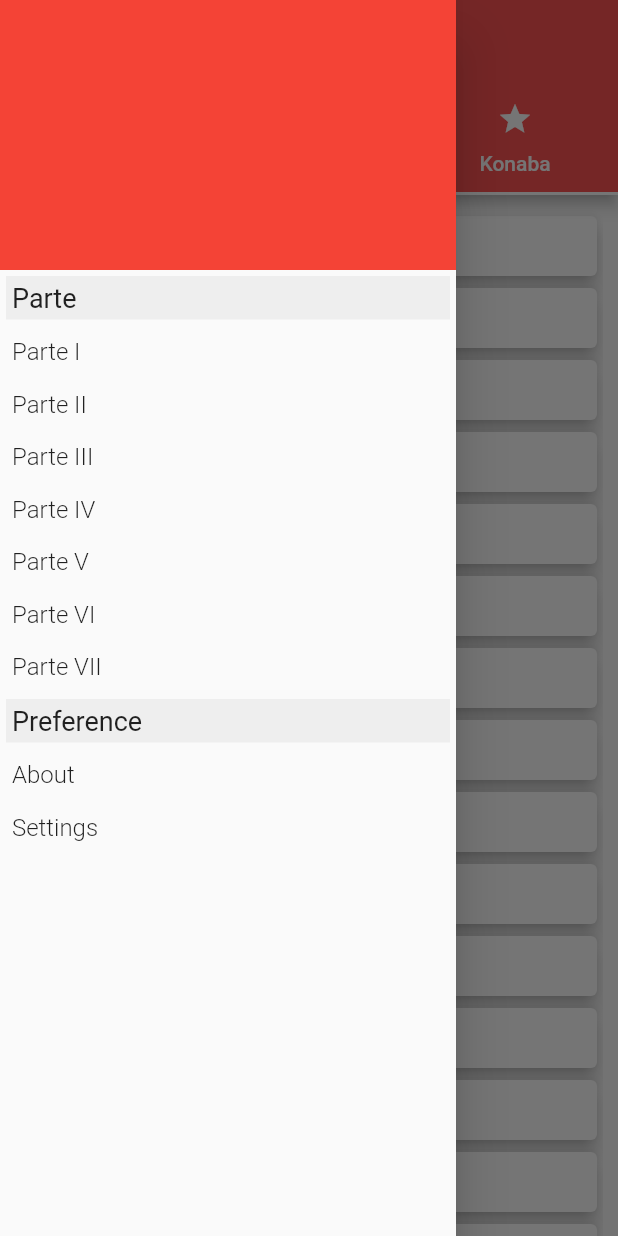
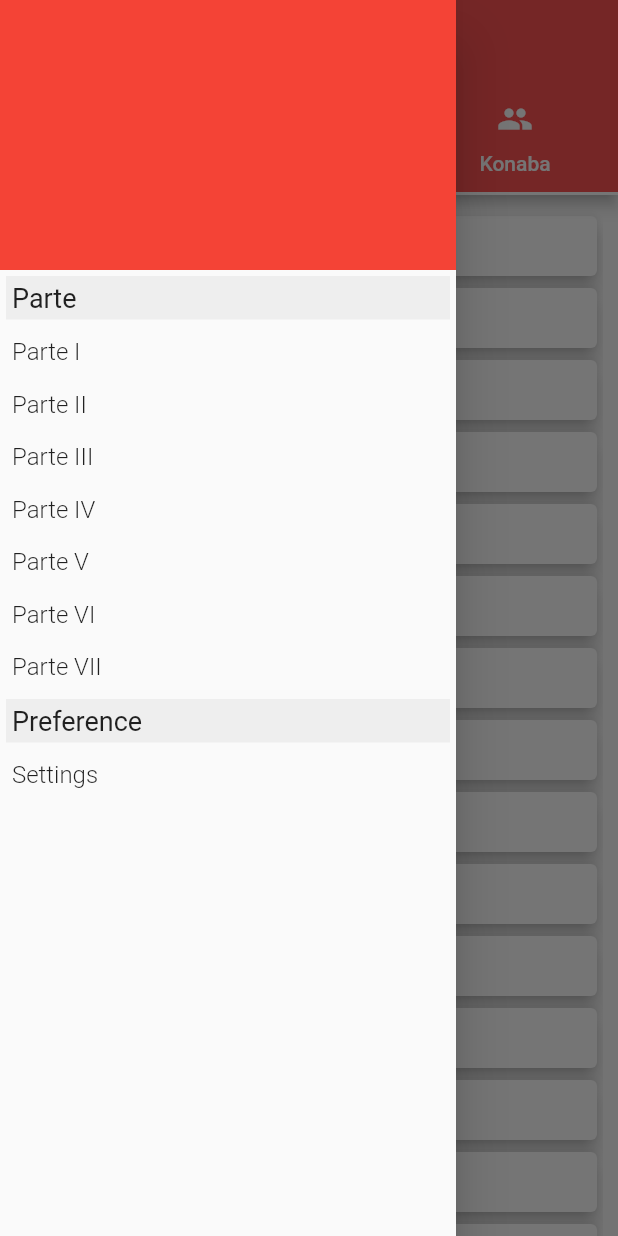
Before and after one commit to bmzashura/Kons_RDTL, a Flutter app: the screen it shows after launch, tab 3 chosen, with the side drawer open, on a phone screen of 412 x 824 dp. Run offline on Flutter 3.47's test engine with Material 2 defaults, Android fonts, the phone set to English and light mode, and no system bars.

Commit message:
error on navigator.dart

```diff
--- a/lib/drawer.dart
+++ b/lib/drawer.dart
@@ -1,5 +1,6 @@
 
 import 'package:flutter/material.dart';
+import 'package:konstitusaun/navigator.dart';
 
 class KDrawer extends StatelessWidget {
   @override
@@ -41,7 +42,7 @@ class KDrawer extends StatelessWidget {
                 ),
               ),
             ),
-            onTap: () => null //{Navigator.of(context).push(new MaterialPageRoute<Null>(builder: (BuildContext context){return new MyApp();}));},
+            onTap: () => MyNavigator.goToHome(context)//{Navigator.of(context).push(new MaterialPageRoute<Null>(builder: (BuildContext context){return new MyApp();}));},
           ),
           new GestureDetector(
             child: new Container(
@@ -155,21 +156,6 @@ class KDrawer extends StatelessWidget {
               margin: const EdgeInsets.all(4.0),
               padding: const EdgeInsets.all(4.0),
               child: new Text(
-                "About",
-                style: new TextStyle(
-                  fontWeight: FontWeight.w300,
-                  fontSize: 16.0,
-                ),
-              ),
-            ),
-            onTap: () => null //{Navigator.of(context).push(new MaterialPageRoute<Null>(builder: (BuildContext context){return new One();}));}
-          ),
-          new GestureDetector(
-            child: new Container(
-              width: 280.0,
-              margin: const EdgeInsets.all(4.0),
-              padding: const EdgeInsets.all(4.0),
-              child: new Text(
                 "Settings",
                 style: new TextStyle(
                   fontWeight: FontWeight.w300,
--- a/lib/home_page.dart
+++ b/lib/home_page.dart
@@ -2,7 +2,7 @@ import 'package:flutter/material.dart';
 import 'package:konstitusaun/drawer.dart';
 import 'package:konstitusaun/preamblu_page.dart' as preamblu ;
 import 'package:konstitusaun/konstitusaun_page.dart' as kons;
-import 'package:konstitusaun/favoritu_page.dart' as fav;
+import 'package:konstitusaun/part1.dart' as kon;
 import 'dart:async';
 import 'dart:io';
 
@@ -62,7 +62,7 @@ class _HomeState extends State<Home> with SingleTickerProviderStateMixin {
           tabs: <Widget>[
               new Tab(icon: new Icon(Icons.book),text: ('Preamblu'),),
               new Tab(icon: new Icon(Icons.bookmark),text: ('Konstitusaun'),),
-              new Tab(icon: new Icon(Icons.star),text: ('Konaba'),),
+              new Tab(icon: new Icon(Icons.people),text: ('Konaba'),),
           ],
          ),
       ),
@@ -74,7 +74,7 @@ class _HomeState extends State<Home> with SingleTickerProviderStateMixin {
         children: <Widget>[
           new preamblu.Preamblu(),
           new kons.Konstitusaun(),
-          new fav.Favoritu(),
+          new kon.Konaba(),
         ],
       ),
     ),
--- a/lib/navigator.dart
+++ b/lib/navigator.dart
@@ -4,7 +4,7 @@ class MyNavigator {
   static void goToHome(BuildContext context) {
     Navigator.pushNamed(context, "/home");
   }
-  static void goToparteI(BuildContext context) {
-    Navigator.pushNamed(context, "/parteida");
+  static void goToKonaba(BuildContext context) {
+    Navigator.pushNamed(context, "/part1");
   }
 }
--- a/lib/favoritu_page.dart
+++ b/lib/part1.dart
@@ -1,12 +1,12 @@
 import 'package:flutter/material.dart';
 import 'package:konstitusaun/data.dart';
 
-class Favoritu extends StatefulWidget {
+class Konaba extends StatefulWidget {
   @override
-  _FavorituState createState() => _FavorituState();
+  _KonabaState createState() => _KonabaState();
 }
 
-class _FavorituState extends State<Favoritu> {
+class _KonabaState extends State<Konaba> {
 
 
 
@@ -41,10 +41,10 @@ class _FavorituState extends State<Favoritu> {
       var item = lArtigu[artigu];
 
 
-      if (item.paragraf
+      if (item.parte
           .toString()
           .toLowerCase()
-          .contains('soberania'.toString().toLowerCase()))   {
+          .endsWith('PARTE I'.toString().toLowerCase()))   {
         _searchListItems.add(item);
       }
     }
```
